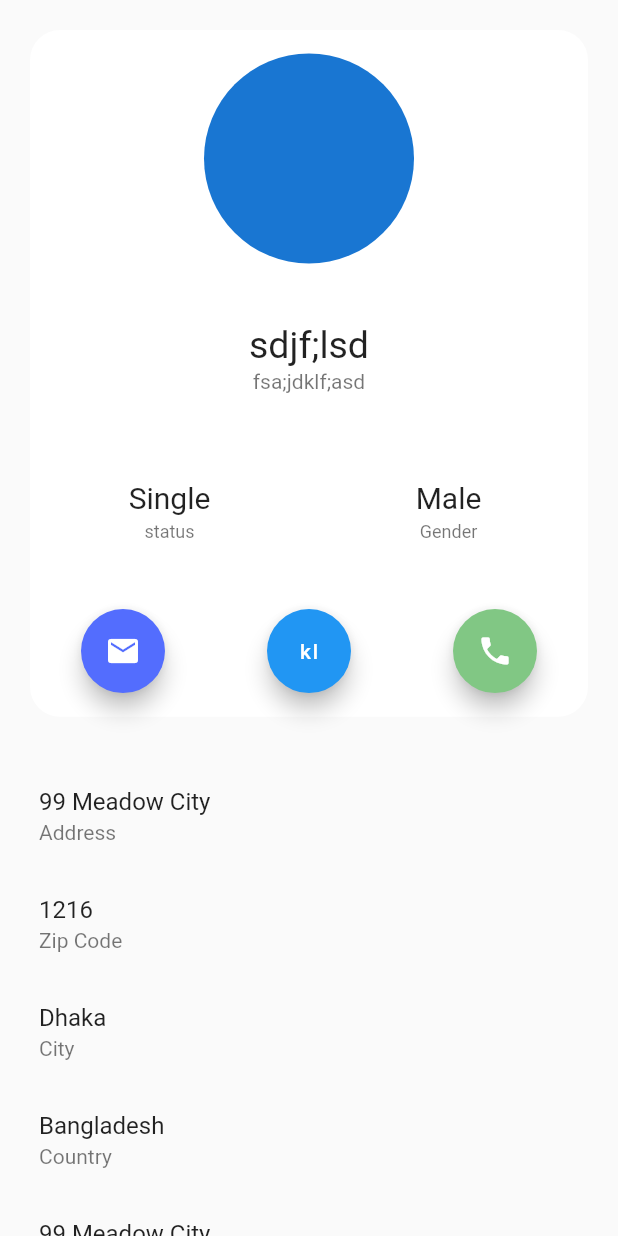
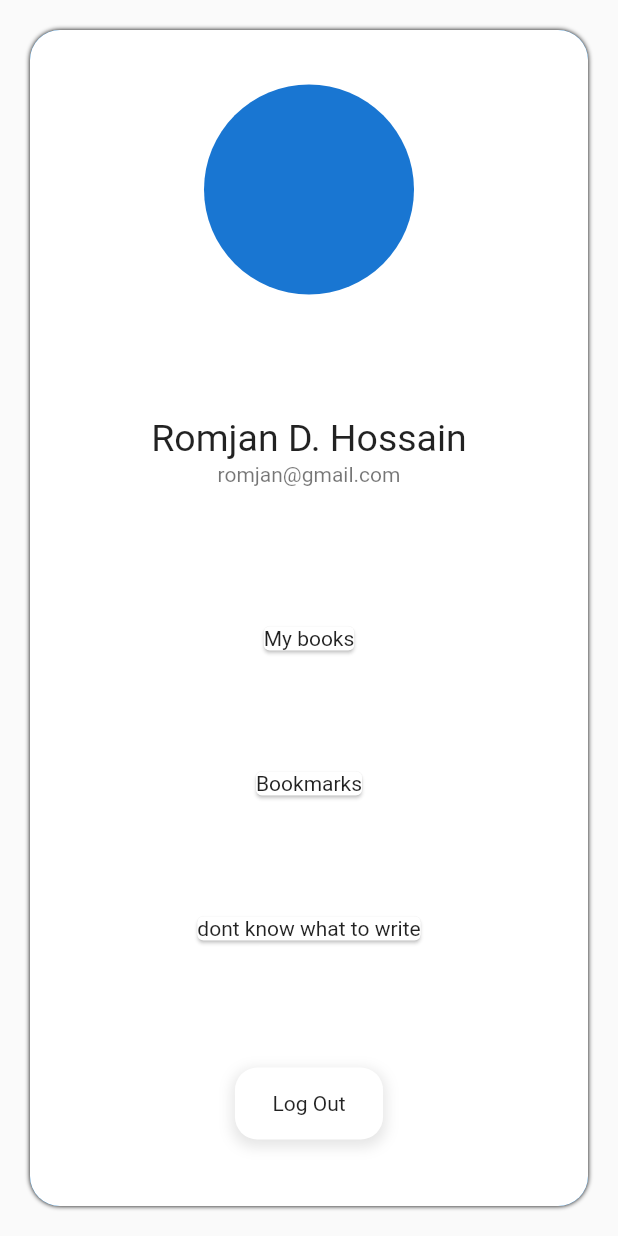
Before and after one commit to RomjanHossain/bookReader, a Flutter app: the ProfileW widget shown alone on an empty page, opened directly, on a phone screen of 412 x 824 dp. Run offline on Flutter 3.47's test engine with Material 2 defaults, Android fonts, the phone set to English and light mode, and no system bars; our stand-ins replace google_nav_bar, line_icons; network calls fail.

Commit message:
delete unnecessery changes

```diff
--- a/lib/Screens/swapTrand/profile.dart
+++ b/lib/Screens/swapTrand/profile.dart
@@ -1,22 +1,25 @@
 import 'package:flutter/material.dart';
+import 'package:knowyourbook/Widgets/myBtn.dart';
 
 class ProfileW extends StatelessWidget {
   @override
   Widget build(BuildContext context) {
-    return Column(
-      children: [
-        Padding(
-          padding: EdgeInsets.all(20),
+    return Padding(
+      padding: EdgeInsets.symmetric(horizontal: 20, vertical: 20),
       child: Container(
         decoration: BoxDecoration(
-              // boxShadow: [
-
-              // ],
+          boxShadow: [
+            BoxShadow(
+              color: Colors.black,
+              blurRadius: 2,
+            ),
+            BoxShadow(
+              color: Colors.blue,
+            ),
+          ],
           color: Colors.white,
           borderRadius: BorderRadius.all(Radius.circular(20)),
         ),
-            height: MediaQuery.of(context).size.height / 1.8,
-            width: MediaQuery.of(context).size.width,
         child: Column(
           mainAxisAlignment: MainAxisAlignment.spaceAround,
           crossAxisAlignment: CrossAxisAlignment.center,
@@ -28,107 +31,32 @@ class ProfileW extends StatelessWidget {
             ListTile(
               title: Center(
                 child: Text(
-                      'sdjf;lsd',
+                  'Romjan D. Hossain',
                   style: TextStyle(
                     fontSize: 25,
                   ),
                 ),
               ),
-                  subtitle: Center(child: Text('fsa;jdklf;asd')),
-                  contentPadding:
-                      EdgeInsets.symmetric(horizontal: 0, vertical: 0),
+              subtitle: Center(child: Text('romjan@gmail.com')),
+              contentPadding: EdgeInsets.symmetric(horizontal: 0, vertical: 0),
             ),
-                Row(
-                  mainAxisAlignment: MainAxisAlignment.spaceAround,
-                  children: [
-                    SizedBox(
-                      width: 100,
-                      // height: 50,
-                      child: ListTile(
-                        subtitle: Center(child: Text('status')),
-                        title: Center(
-                          child: Text(
-                            'Single',
-                            style: TextStyle(fontSize: 20),
+            Card(
+              child: Text('My books'),
             ),
+            Card(
+              child: Text('Bookmarks'),
             ),
-                        dense: true,
-                        contentPadding: EdgeInsets.all(0),
+            Card(
+              child: Text('dont know what to write'),
             ),
-                    ),
-                    SizedBox(
-                      width: 100,
-                      // height: 50,
-                      child: ListTile(
-                        title: Center(
-                          child: Text(
-                            'Male',
-                            style: TextStyle(fontSize: 20),
-                          ),
-                        ),
-                        dense: true,
-                        contentPadding: EdgeInsets.all(0),
-                        subtitle: Center(child: Text('Gender')),
-                      ),
-                    ),
-                  ],
-                ),
-                Row(
-                  mainAxisAlignment: MainAxisAlignment.spaceAround,
-                  children: [
-                    FloatingActionButton(
-                      onPressed: () async {
-                        // CurdServide().createUserData(user);
-                        // CurdServide().updateUserData(user);
+            MyBtn(
+                onp: () {
+                  print('pressed');
                 },
-                      child: Icon(Icons.mail),
-                      backgroundColor: Colors.indigoAccent,
-                    ),
-                    FloatingActionButton(
-                      onPressed: null,
-                      child: Text('kl'),
-                    ),
-                    FloatingActionButton(
-                      backgroundColor: Colors.green[300],
-                      onPressed: null,
-                      child: Icon(
-                        Icons.phone,
-                      ),
-                    ),
-                  ],
-                )
+                title: 'Log Out'),
           ],
         ),
       ),
-        ),
-        Expanded(
-          child: ListView(
-            padding: EdgeInsets.all(10),
-            children: [
-              ListTile(
-                title: Text('99 Meadow City'),
-                subtitle: Text('Address'),
-              ),
-              ListTile(
-                title: Text('1216'),
-                subtitle: Text('Zip Code'),
-              ),
-              ListTile(
-                title: Text('Dhaka'),
-                subtitle: Text('City'),
-              ),
-              ListTile(
-                title: Text('Bangladesh'),
-                subtitle: Text('Country'),
-              ),
-              ListTile(
-                title: Text('99 Meadow City'),
-                subtitle: Text('Address'),
-              ),
-            ],
-          ),
-        )
-      ],
     );
   }
 }
```
Lines whose indentation alone changed are shown as unchanged.
